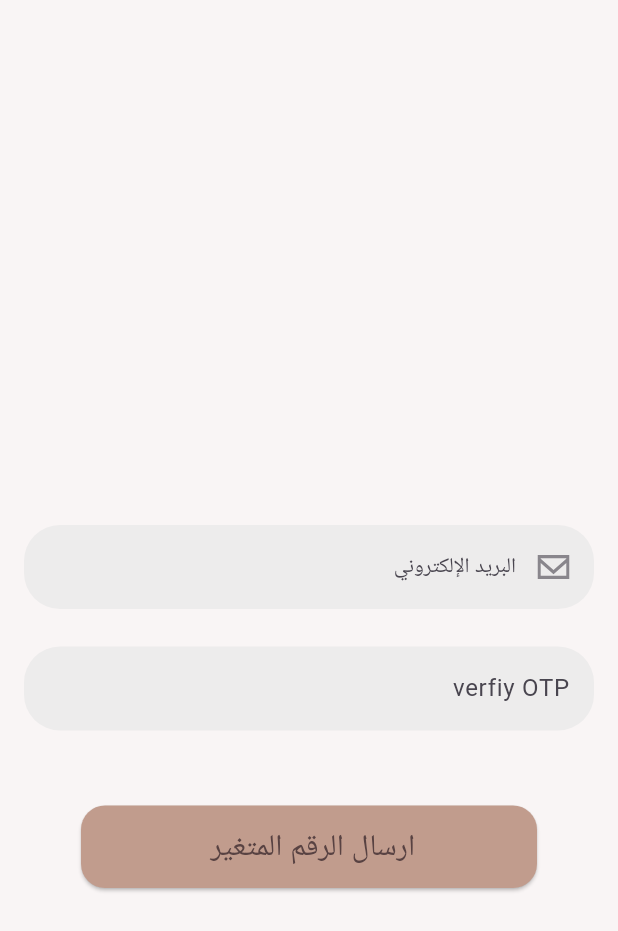
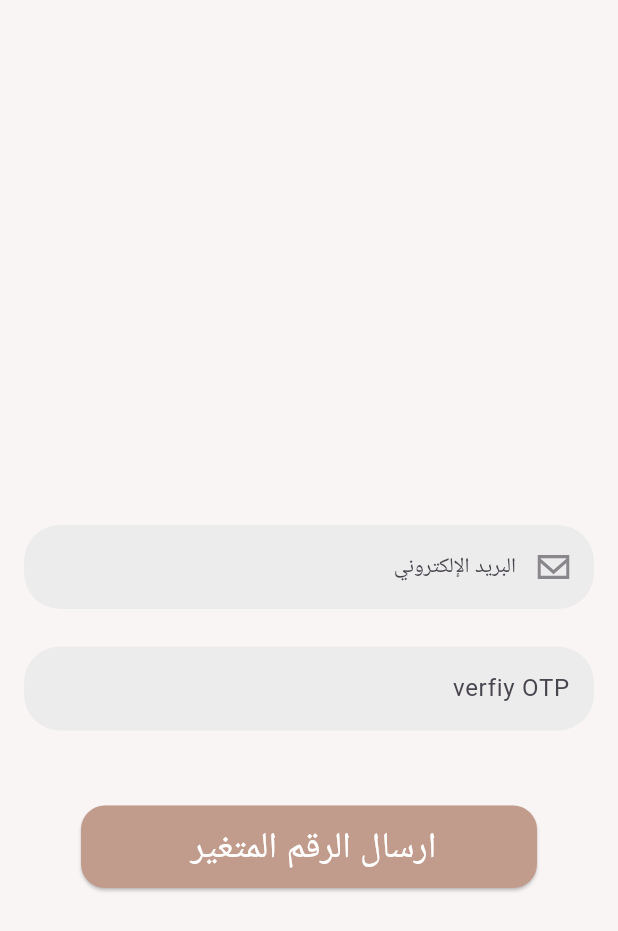
Before and after one commit to carnage67694325/Papyros, a Flutter app: the VerfiyOtpView screen opened by its route, on a phone screen of 412 x 824 dp. Shown: the top 931 px of the screen. Run offline on Flutter 3.47's test engine with Material 3 defaults, Android fonts, the phone set to English and light mode, and no system bars; our stand-ins replace bloc, connectivity_plus, dartz, dio, flutter_bloc, flutter_dotenv and 7 more; accounts and stored records are empty.

Commit message:
added animation to the verfiy otp button

```diff
--- a/lib/features/authentication/verfiy_otp/presentation/view/widgets/verfiy_otp_body.dart
+++ b/lib/features/authentication/verfiy_otp/presentation/view/widgets/verfiy_otp_body.dart
@@ -3,6 +3,7 @@ import 'dart:developer';
 import 'package:flutter/material.dart';
 import 'package:flutter_bloc/flutter_bloc.dart';
 import 'package:flutter_svg/svg.dart';
+import 'package:loading_animation_widget/loading_animation_widget.dart';
 import 'package:papyros/core/utils/app_colors.dart';
 import 'package:papyros/core/utils/app_icons.dart';
 import 'package:papyros/core/utils/app_styles.dart';
@@ -91,12 +92,14 @@ class _VerfiyOtpBodyState extends State<VerfiyOtpBody> {
                               verfiyOtpEntity.otpEntity);
                         }
                       },
-                      buttonText: Text(S.of(context).sendOTP,
-                          style: AppStyles.header.copyWith(
-                            color: AppColors.darkBrown,
-                            fontSize: 20,
-                            fontWeight: FontWeight.w500,
-                          )),
+                      buttonText: state is! VerfiyOtpLoading
+                          ? Text(S.of(context).sendOTP,
+                              style: AppStyles.header.copyWith(
+                                color: Colors.white,
+                                fontSize: 24,
+                              ))
+                          : LoadingAnimationWidget.threeRotatingDots(
+                              color: Colors.white, size: 35),
                     ),
                   ),
                 ],
```
